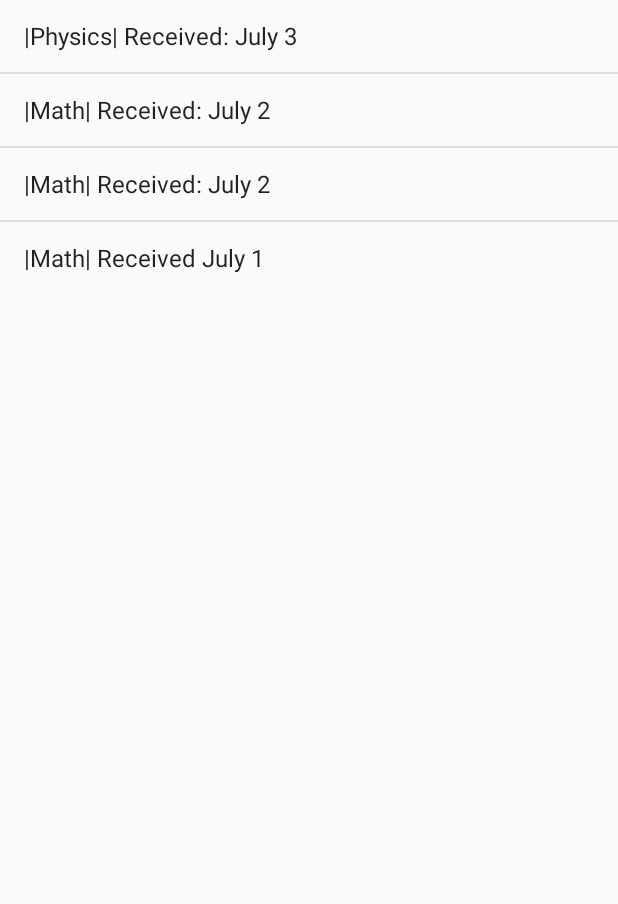
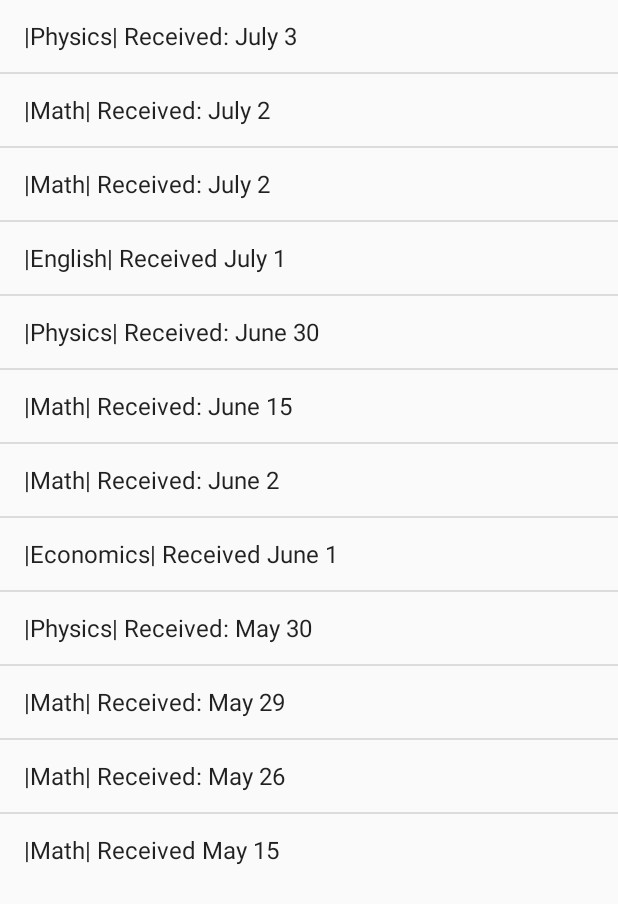
Before and after one commit to 08351ty/Tester, an Android app: the screen it shows after launch (ReceivedFragment), after a tap on an icon or button, on a phone screen of 412 x 824 dp. Shown: the top 904 px of the screen. Run offline under Robolectric (Android 15) with nearby library versions, the phone set to English and light mode, and no system bars; 4 statements that could not run were skipped.

```diff
--- a/app/build.gradle
+++ b/app/build.gradle
@@ -25,4 +25,6 @@ android {
 dependencies {
     compile fileTree(dir: 'libs', include: ['*.jar'])
     compile 'com.android.support:appcompat-v7:22.2.0'
+    compile 'com.parse.bolts:bolts-android:1.+'
+    compile fileTree(dir: 'libs', include: 'Parse-1.9.3.jar')
 }
--- a/app/src/main/AndroidManifest.xml
+++ b/app/src/main/AndroidManifest.xml
@@ -5,6 +5,8 @@
     <uses-permission android:name="android.permission.CAMERA"/>
     <uses-permission android:name="android.permission.READ_EXTERNAL_STORAGE"/>
     <uses-permission android:name="android.permission.WRITE_EXTERNAL_STORAGE"/>
+    <uses-permission android:name="android.permission.INTERNET"/>
+    <uses-permission android:name="android.permission.ACCESS_NETWORK_STATE"/>
     <uses-feature android:name="android.hardware.camera"/>
     <uses-feature android:name="android.hardware.camera.autofocus"/>
 
--- a/app/src/main/java/com/example/pascalso/tester/MainActivity.java
+++ b/app/src/main/java/com/example/pascalso/tester/MainActivity.java
@@ -21,12 +21,17 @@ import android.view.View.OnClickListener;
 import android.widget.FrameLayout;
 import android.widget.ImageButton;
 import android.view.SurfaceHolder;
+
+import com.parse.Parse;
+import com.parse.ParseObject;
+
 import java.io.File;
 import java.io.FileNotFoundException;
 import java.io.FileOutputStream;
 import java.io.IOException;
 import java.text.SimpleDateFormat;
 import java.util.Date;
+
 
 public class MainActivity extends Activity{
 
@@ -47,6 +52,16 @@ public class MainActivity extends Activity{
         takepicClick();
         galleryClick();
         receivedClick();
+
+
+        //Testing Parse Cloud data
+        Parse.enableLocalDatastore(this);
+        Parse.initialize(this, "OlKO7GclrmS2MLdwK2Av7puo7T2LcS67w7BiI2ye", "6PpmXqQlWrMlXHnwoJrhfZn7oRRebGTwzksyR4ej");
+        ParseObject testObject = new ParseObject("TestObject");
+        testObject.put("foo", "bar");
+        testObject.saveInBackground();
+
+
         /**
          mViewPager = (ViewPager) findViewById(R.id.pager);                 Create the layout where left right swipe brings user to different interfaces
          mViewPager.setOnPageChangeListener(
--- a/app/src/main/java/com/example/pascalso/tester/ReceivedFragment.java
+++ b/app/src/main/java/com/example/pascalso/tester/ReceivedFragment.java
@@ -23,11 +23,12 @@ public class ReceivedFragment extends Activity {
         setContentView(R.layout.activity_received);
         listView = (ListView) findViewById(R.id.receivedphotos);
         String [] values = new String [] {"|Physics| Received: July 3","|Math| Received: July 2",
-                "|Math| Received: July 2", "|Math| Received July 1"};
+                "|Math| Received: July 2", "|English| Received July 1","|Physics| Received: June 30","|Math| Received: June 15",
+                "|Math| Received: June 2", "|Economics| Received June 1", "|Physics| Received: May 30","|Math| Received: May 29",
+                "|Math| Received: May 26", "|Math| Received May 15"};
         ArrayAdapter<String> adapter = new ArrayAdapter<String>(this,
                 android.R.layout.simple_list_item_1, android.R.id.text1, values);
         listView.setAdapter(adapter);
-
     }
 
     protected void onListItemClick(ListView l, View v, int position, long id){
```
Also changed, not shown: app/src/main/java/com/example/pascalso/tester/AccessGalleryActivity.java (+6 -2 lines), app/src/main/java/com/example/pascalso/tester/PhotoInfoFragment.java (+42 -9 lines), app/libs/Parse-1.9.3.jar (added), 1 other file.
